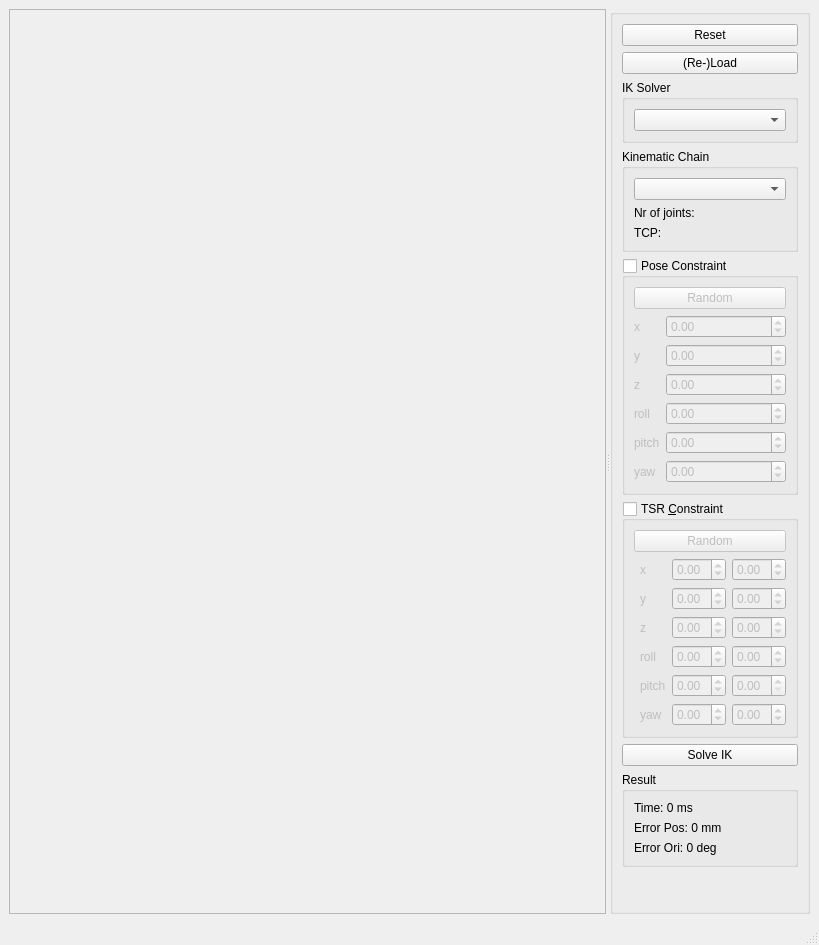
First picture: the form in VirtualRobot/examples/ConstrainedIK/ConstrainedIK.ui, repository softbankrobotics-research/Simox, before the edit.
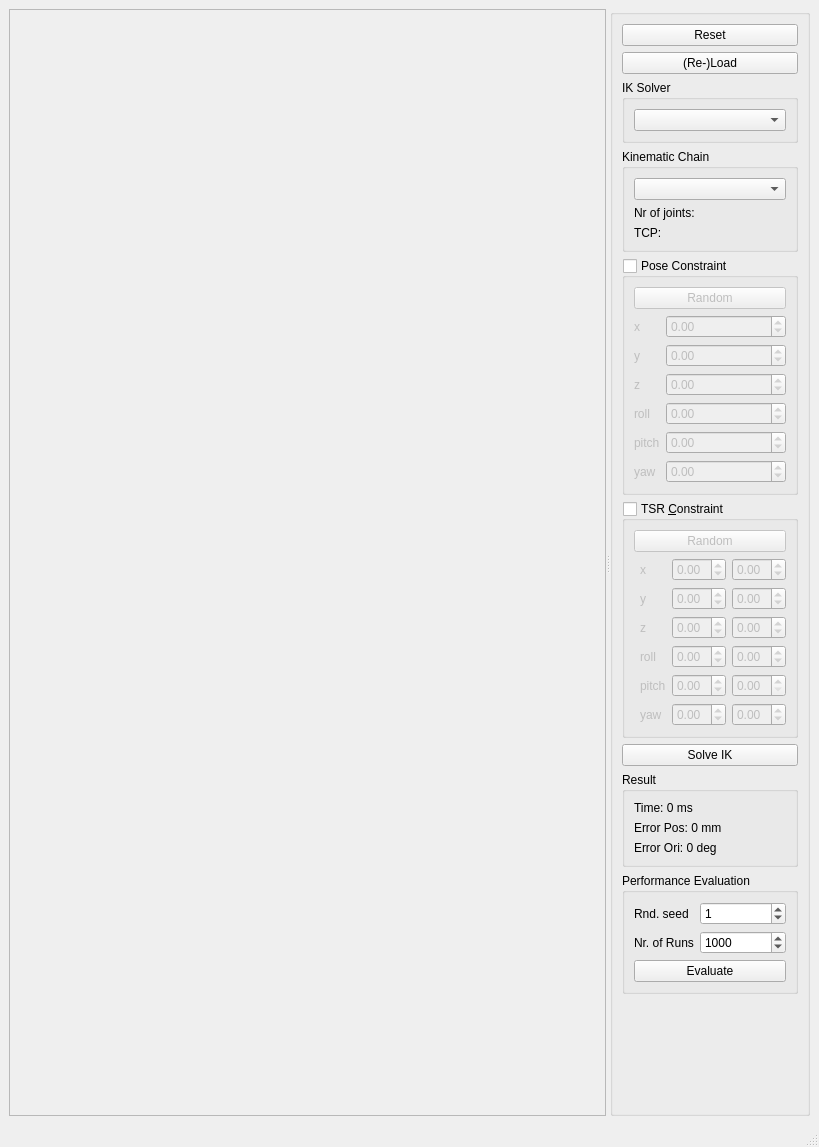
Second picture: the form after the edit.

Commit message: ConstrainedIK Demo: Performance Evaluation added

What changed in the file:
```diff
--- a/VirtualRobot/examples/ConstrainedIK/ConstrainedIK.ui
+++ b/VirtualRobot/examples/ConstrainedIK/ConstrainedIK.ui
@@ -7,7 +7,7 @@
     <x>0</x>
     <y>0</y>
     <width>819</width>
-    <height>945</height>
+    <height>1147</height>
    </rect>
   </property>
   <property name="windowTitle">
@@ -441,6 +441,56 @@
           </layout>
          </widget>
         </item>
+        <item>
+         <widget class="QGroupBox" name="groupBox_4">
+          <property name="title">
+           <string>Performance Evaluation</string>
+          </property>
+          <layout class="QFormLayout" name="formLayout_2">
+           <item row="1" column="0">
+            <widget class="QLabel" name="label_13">
+             <property name="text">
+              <string>Nr. of Runs</string>
+             </property>
+            </widget>
+           </item>
+           <item row="1" column="1">
+            <widget class="QSpinBox" name="evaluationNumberOfRuns">
+             <property name="maximum">
+              <number>10000</number>
+             </property>
+             <property name="value">
+              <number>1000</number>
+             </property>
+            </widget>
+           </item>
+           <item row="2" column="0" colspan="2">
+            <widget class="QPushButton" name="evaluationStart">
+             <property name="text">
+              <string>Evaluate</string>
+             </property>
+            </widget>
+           </item>
+           <item row="0" column="0">
+            <widget class="QLabel" name="label_14">
+             <property name="text">
+              <string>Rnd. seed</string>
+             </property>
+            </widget>
+           </item>
+           <item row="0" column="1">
+            <widget class="QSpinBox" name="evaluationRandomSeed">
+             <property name="maximum">
+              <number>1000000</number>
+             </property>
+             <property name="value">
+              <number>1</number>
+             </property>
+            </widget>
+           </item>
+          </layout>
+         </widget>
+        </item>
         <item>
          <spacer name="verticalSpacer">
           <property name="orientation">
```
The commit also changes 3 other files.
